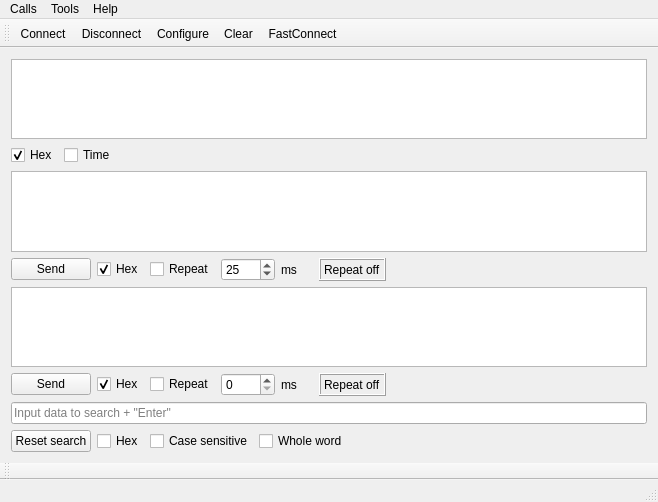
Old version of the form serialport/terminal/mainwindow.ui in the repository Millyvolt/Test_terminal.
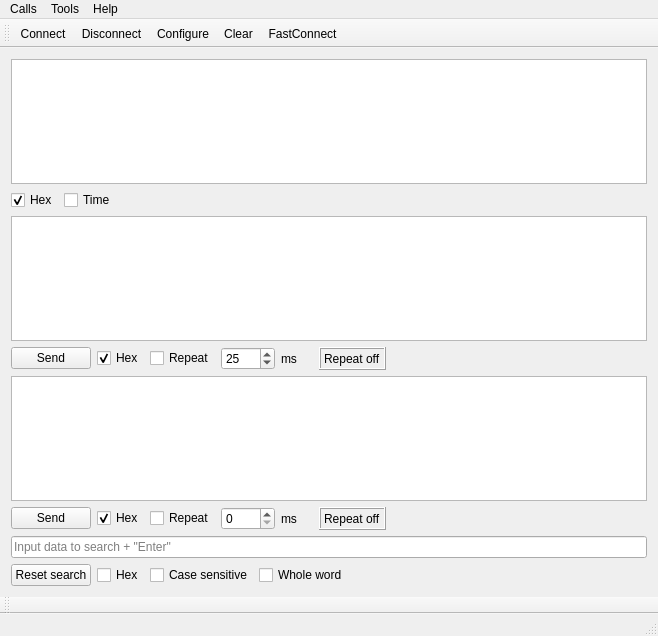
New version of the form. Icons and pictures are not drawn.

What changed in the file:
```diff
--- a/serialport/terminal/mainwindow.ui
+++ b/serialport/terminal/mainwindow.ui
@@ -7,7 +7,7 @@
     <x>0</x>
     <y>0</y>
     <width>658</width>
-    <height>502</height>
+    <height>636</height>
    </rect>
   </property>
   <property name="acceptDrops">
```
Left out of the diff: 20 changed lines with no effect on the pictures.
